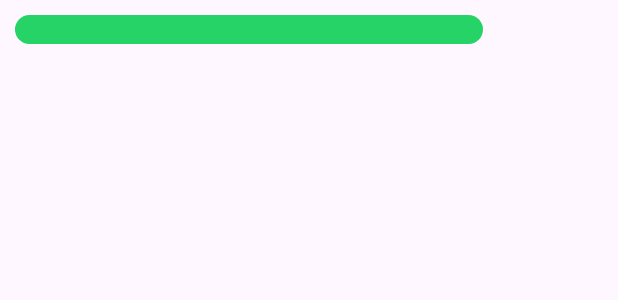
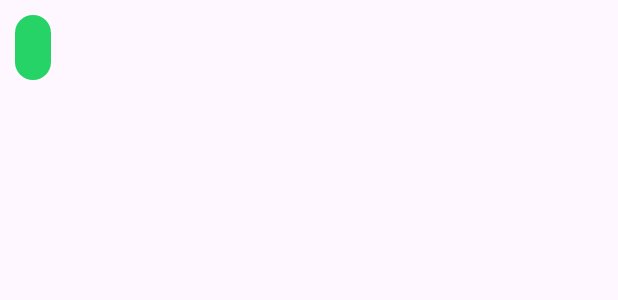
Before and after one commit to AniketDubey/ChatApplication, an Android app: the layout sender_layout.xml on its own in the app's theme, with its tools: preview values and no code run, on a phone screen of 412 x 824 dp. Shown: the top 300 px of the screen. Run offline under Robolectric (Android 15) with nearby library versions, the phone set to English and light mode, and no system bars.

Commit message:
UI Changes

```diff
--- a/app/src/main/res/drawable/receive_bg.xml
+++ b/app/src/main/res/drawable/receive_bg.xml
@@ -4,6 +4,12 @@
 
     <corners android:radius="24dp" />
 
+    <padding
+        android:top="12dp"
+        android:right="12dp"
+        android:left="12dp"
+        android:bottom="12dp"/>
+
     <solid android:color="#DAE1DD" />
 
 </shape>
--- a/app/src/main/res/drawable/sent_bg.xml
+++ b/app/src/main/res/drawable/sent_bg.xml
@@ -2,7 +2,13 @@
 <shape xmlns:android="http://schemas.android.com/apk/res/android"
     android:shape="rectangle">
 
-    <corners android:radius="24dp" />
+    <corners android:radius="18dp" />
+
+    <padding
+        android:top="12dp"
+        android:right="12dp"
+        android:left="12dp"
+        android:bottom="12dp"/>
 
     <solid android:color="#25D366" />
 
--- a/app/src/main/res/layout/activity_main.xml
+++ b/app/src/main/res/layout/activity_main.xml
@@ -28,7 +28,9 @@
 
         <com.google.android.material.textfield.TextInputEditText
             android:layout_width="match_parent"
-            android:layout_height="wrap_content" />
+            android:layout_height="wrap_content"
+            android:maxHeight="70dp"
+            android:nestedScrollingEnabled="true" />
     </com.google.android.material.textfield.TextInputLayout>
 
 </RelativeLayout>
--- a/app/src/main/res/layout/sender_layout.xml
+++ b/app/src/main/res/layout/sender_layout.xml
@@ -1,17 +1,18 @@
 <?xml version="1.0" encoding="utf-8"?>
 <androidx.constraintlayout.widget.ConstraintLayout xmlns:android="http://schemas.android.com/apk/res/android"
     xmlns:app="http://schemas.android.com/apk/res-auto"
-    android:layout_width="match_parent"
+    android:layout_width="wrap_content"
     android:layout_height="wrap_content"
+    android:layout_gravity="start"
     android:layout_marginVertical="10dp"
     android:layout_marginStart="10dp"
-    android:layout_marginEnd="90dp"
-    android:background="@drawable/sent_bg">
+    android:layout_marginEnd="90dp">
 
     <TextView
         android:id="@+id/senderTxt"
-        android:layout_width="match_parent"
+        android:layout_width="wrap_content"
         android:layout_height="wrap_content"
+        android:background="@drawable/sent_bg"
         app:layout_constraintLeft_toLeftOf="parent"
         app:layout_constraintTop_toTopOf="parent" />
 
```
Also changed, not shown: app/src/main/res/layout/receiver_layout.xml (+4 -4 lines).
